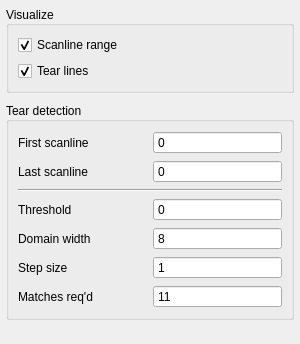
Qt form src/display/qt/dialogs/ui/anti_tear_dialog.ui (mrehkopf/vcs) before a commit.
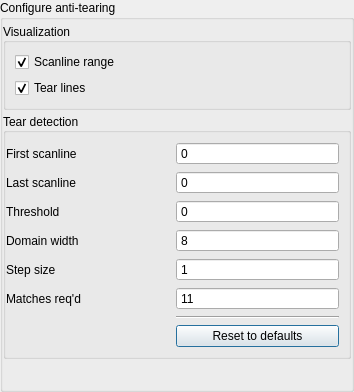
The same form after that commit.

Diff of the .ui file:
```diff
--- a/src/display/qt/dialogs/ui/anti_tear_dialog.ui
+++ b/src/display/qt/dialogs/ui/anti_tear_dialog.ui
@@ -6,8 +6,8 @@
    <rect>
     <x>0</x>
     <y>0</y>
-    <width>300</width>
-    <height>344</height>
+    <width>354</width>
+    <height>392</height>
    </rect>
   </property>
   <property name="windowTitle">
@@ -18,16 +18,16 @@
     <number>0</number>
    </property>
    <property name="leftMargin">
-    <number>6</number>
+    <number>0</number>
    </property>
    <property name="topMargin">
-    <number>6</number>
+    <number>0</number>
    </property>
    <property name="rightMargin">
     <number>0</number>
    </property>
    <property name="bottomMargin">
-    <number>9</number>
+    <number>0</number>
    </property>
    <item>
     <widget class="QScrollArea" name="scrollArea">
@@ -42,13 +42,13 @@
        <rect>
         <x>0</x>
         <y>0</y>
-        <width>280</width>
-        <height>341</height>
+        <width>354</width>
+        <height>392</height>
        </rect>
       </property>
       <layout class="QVBoxLayout" name="verticalLayout">
        <property name="spacing">
-        <number>9</number>
+        <number>0</number>
        </property>
        <property name="leftMargin">
         <number>0</number>
@@ -57,7 +57,28 @@
         <number>0</number>
        </property>
        <property name="rightMargin">
-        <number>6</number>
+        <number>0</number>
+       </property>
+       <property name="bottomMargin">
+        <number>0</number>
+       </property>
+       <item>
+        <widget class="QGroupBox" name="groupBox">
+         <property name="title">
+          <string>Configure anti-tearing</string>
+         </property>
+         <layout class="QVBoxLayout" name="verticalLayout_3">
+          <property name="spacing">
+           <number>3</number>
+          </property>
+          <property name="leftMargin">
+           <number>0</number>
+          </property>
+          <property name="topMargin">
+           <number>3</number>
+          </property>
+          <property name="rightMargin">
+           <number>0</number>
        </property>
        <property name="bottomMargin">
         <number>0</number>
@@ -71,7 +92,7 @@
           </sizepolicy>
          </property>
          <property name="title">
-          <string>Visualize</string>
+             <string>Visualization</string>
          </property>
          <property name="alignment">
           <set>Qt::AlignLeading|Qt::AlignLeft|Qt::AlignVCenter</set>
@@ -134,25 +155,42 @@
          </property>
          <layout class="QGridLayout" name="gridLayout_2">
           <property name="leftMargin">
-           <number>9</number>
+              <number>0</number>
           </property>
           <property name="rightMargin">
            <number>9</number>
           </property>
-          <item row="5" column="1">
-           <widget class="QSpinBox" name="spinBox_stepSize">
-            <property name="buttonSymbols">
-             <enum>QAbstractSpinBox::NoButtons</enum>
-            </property>
-            <property name="minimum">
-             <number>1</number>
-            </property>
-            <property name="maximum">
-             <number>1024</number>
+             <item row="0" column="0">
+              <widget class="QLabel" name="label">
+               <property name="sizePolicy">
+                <sizepolicy hsizetype="Preferred" vsizetype="Preferred">
+                 <horstretch>0</horstretch>
+                 <verstretch>0</verstretch>
+                </sizepolicy>
+               </property>
+               <property name="text">
+                <string>First scanline</string>
+               </property>
+              </widget>
+             </item>
+             <item row="3" column="0">
+              <widget class="QLabel" name="label_4">
+               <property name="text">
+                <string>Domain width</string>
             </property>
            </widget>
           </item>
           <item row="6" column="1">
+              <widget class="Line" name="line">
+               <property name="frameShadow">
+                <enum>QFrame::Sunken</enum>
+               </property>
+               <property name="orientation">
+                <enum>Qt::Horizontal</enum>
+               </property>
+              </widget>
+             </item>
+             <item row="5" column="1">
            <widget class="QSpinBox" name="spinBox_matchesReqd">
             <property name="buttonSymbols">
              <enum>QAbstractSpinBox::NoButtons</enum>
@@ -168,80 +206,7 @@
             </property>
            </widget>
           </item>
-          <item row="1" column="1">
-           <widget class="QSpinBox" name="spinBox_rangeDown">
-            <property name="buttonSymbols">
-             <enum>QAbstractSpinBox::NoButtons</enum>
-            </property>
-            <property name="maximum">
-             <number>9999</number>
-            </property>
-           </widget>
-          </item>
-          <item row="0" column="0">
-           <widget class="QLabel" name="label">
-            <property name="sizePolicy">
-             <sizepolicy hsizetype="Preferred" vsizetype="Preferred">
-              <horstretch>0</horstretch>
-              <verstretch>0</verstretch>
-             </sizepolicy>
-            </property>
-            <property name="text">
-             <string>First scanline</string>
-            </property>
-           </widget>
-          </item>
-          <item row="1" column="0">
-           <widget class="QLabel" name="label_2">
-            <property name="sizePolicy">
-             <sizepolicy hsizetype="Preferred" vsizetype="Preferred">
-              <horstretch>0</horstretch>
-              <verstretch>0</verstretch>
-             </sizepolicy>
-            </property>
-            <property name="text">
-             <string>Last scanline</string>
-            </property>
-           </widget>
-          </item>
           <item row="4" column="0">
-           <widget class="QLabel" name="label_4">
-            <property name="text">
-             <string>Domain width</string>
-            </property>
-           </widget>
-          </item>
-          <item row="4" column="1">
-           <widget class="QSpinBox" name="spinBox_domainSize">
-            <property name="buttonSymbols">
-             <enum>QAbstractSpinBox::NoButtons</enum>
-            </property>
-            <property name="maximum">
-             <number>10000</number>
-            </property>
-            <property name="value">
-             <number>8</number>
-            </property>
-           </widget>
-          </item>
-          <item row="6" column="0">
-           <widget class="QLabel" name="label_6">
-            <property name="text">
-             <string>Matches req'd</string>
-            </property>
-           </widget>
-          </item>
-          <item row="3" column="1">
-           <widget class="QSpinBox" name="spinBox_threshold">
-            <property name="buttonSymbols">
-             <enum>QAbstractSpinBox::NoButtons</enum>
-            </property>
-            <property name="maximum">
-             <number>255</number>
-            </property>
-           </widget>
-          </item>
-          <item row="5" column="0">
            <widget class="QLabel" name="label_7">
             <property name="text">
              <string>Step size</string>
@@ -258,17 +223,83 @@
             </property>
            </widget>
           </item>
-          <item row="3" column="0">
+             <item row="2" column="1">
+              <widget class="QSpinBox" name="spinBox_threshold">
+               <property name="buttonSymbols">
+                <enum>QAbstractSpinBox::NoButtons</enum>
+               </property>
+               <property name="maximum">
+                <number>255</number>
+               </property>
+              </widget>
+             </item>
+             <item row="7" column="1">
+              <widget class="QPushButton" name="pushButton_resetDefaults">
+               <property name="text">
+                <string>Reset to defaults</string>
+               </property>
+              </widget>
+             </item>
+             <item row="5" column="0">
+              <widget class="QLabel" name="label_6">
+               <property name="text">
+                <string>Matches req'd</string>
+               </property>
+              </widget>
+             </item>
+             <item row="1" column="1">
+              <widget class="QSpinBox" name="spinBox_rangeDown">
+               <property name="buttonSymbols">
+                <enum>QAbstractSpinBox::NoButtons</enum>
+               </property>
+               <property name="maximum">
+                <number>9999</number>
+               </property>
+              </widget>
+             </item>
+             <item row="3" column="1">
+              <widget class="QSpinBox" name="spinBox_domainSize">
+               <property name="buttonSymbols">
+                <enum>QAbstractSpinBox::NoButtons</enum>
+               </property>
+               <property name="maximum">
+                <number>10000</number>
+               </property>
+               <property name="value">
+                <number>8</number>
+               </property>
+              </widget>
+             </item>
+             <item row="4" column="1">
+              <widget class="QSpinBox" name="spinBox_stepSize">
+               <property name="buttonSymbols">
+                <enum>QAbstractSpinBox::NoButtons</enum>
+               </property>
+               <property name="minimum">
+                <number>1</number>
+               </property>
+               <property name="maximum">
+                <number>1024</number>
+               </property>
+              </widget>
+             </item>
+             <item row="2" column="0">
            <widget class="QLabel" name="label_3">
             <property name="text">
              <string>Threshold</string>
             </property>
            </widget>
           </item>
-          <item row="2" column="0" colspan="2">
-           <widget class="Line" name="line">
-            <property name="orientation">
-             <enum>Qt::Horizontal</enum>
+             <item row="1" column="0">
+              <widget class="QLabel" name="label_2">
+               <property name="sizePolicy">
+                <sizepolicy hsizetype="Preferred" vsizetype="Preferred">
+                 <horstretch>0</horstretch>
+                 <verstretch>0</verstretch>
+                </sizepolicy>
+               </property>
+               <property name="text">
+                <string>Last scanline</string>
             </property>
            </widget>
           </item>
@@ -283,10 +314,13 @@
          <property name="sizeHint" stdset="0">
           <size>
            <width>20</width>
-           <height>4000</height>
+              <height>999999</height>
           </size>
          </property>
         </spacer>
+          </item>
+         </layout>
+        </widget>
        </item>
       </layout>
      </widget>
```
Lines whose indentation alone changed are shown as unchanged.
